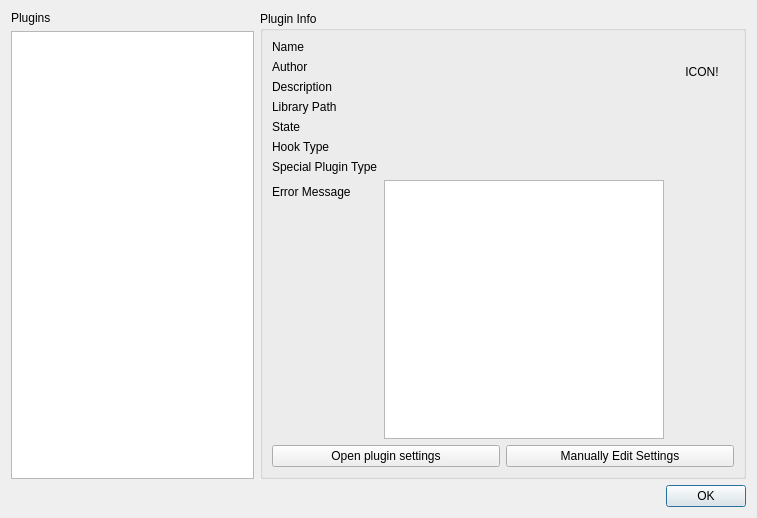
This is src/ui/w_PluginManager.ui in Qv2ray/Qv2ray as Qt 5 draws it before an edit. The edited form follows.
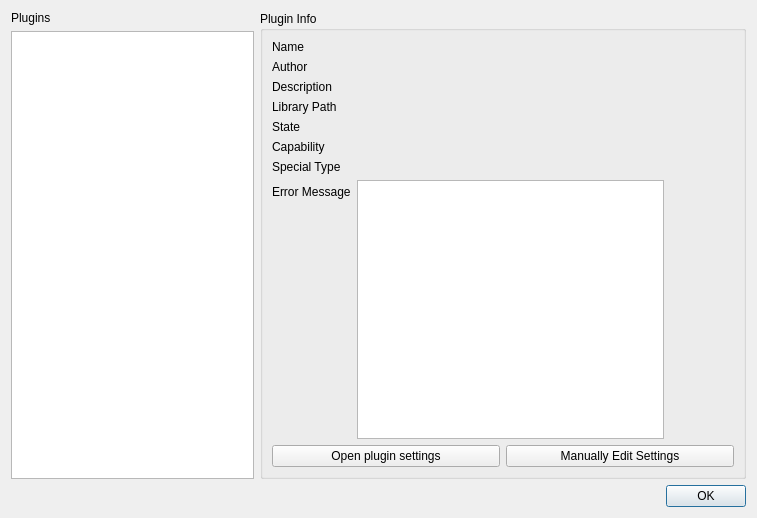
This is the edited form.

Diff of the .ui file:
```diff
--- a/src/ui/w_PluginManager.ui
+++ b/src/ui/w_PluginManager.ui
@@ -154,7 +154,7 @@
         <item row="5" column="0">
          <widget class="QLabel" name="label_6">
           <property name="text">
-           <string>Hook Type</string>
+           <string>Capability</string>
           </property>
          </widget>
         </item>
@@ -177,7 +177,7 @@
         <item row="6" column="0">
          <widget class="QLabel" name="label_9">
           <property name="text">
-           <string>Special Plugin Type</string>
+           <string>Special Type</string>
           </property>
          </widget>
         </item>
@@ -224,7 +224,7 @@
            </size>
           </property>
           <property name="text">
-           <string>ICON!</string>
+           <string/>
           </property>
           <property name="alignment">
            <set>Qt::AlignCenter</set>
```
Left out of the diff: 6 changed lines with no effect on the pictures.
